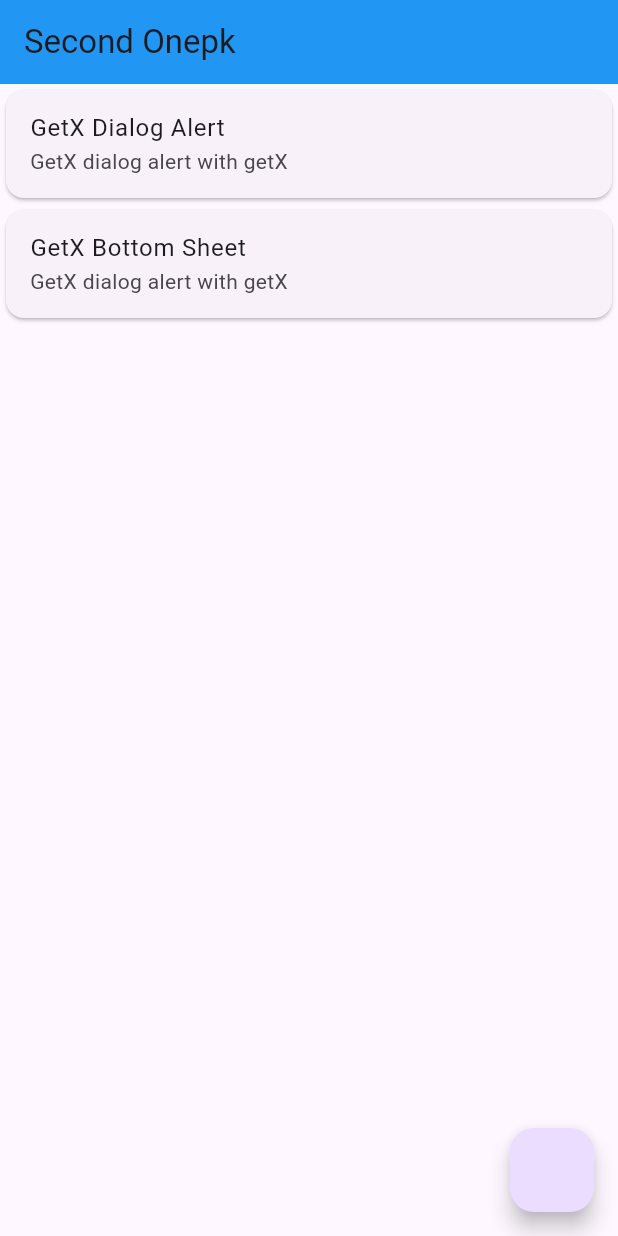
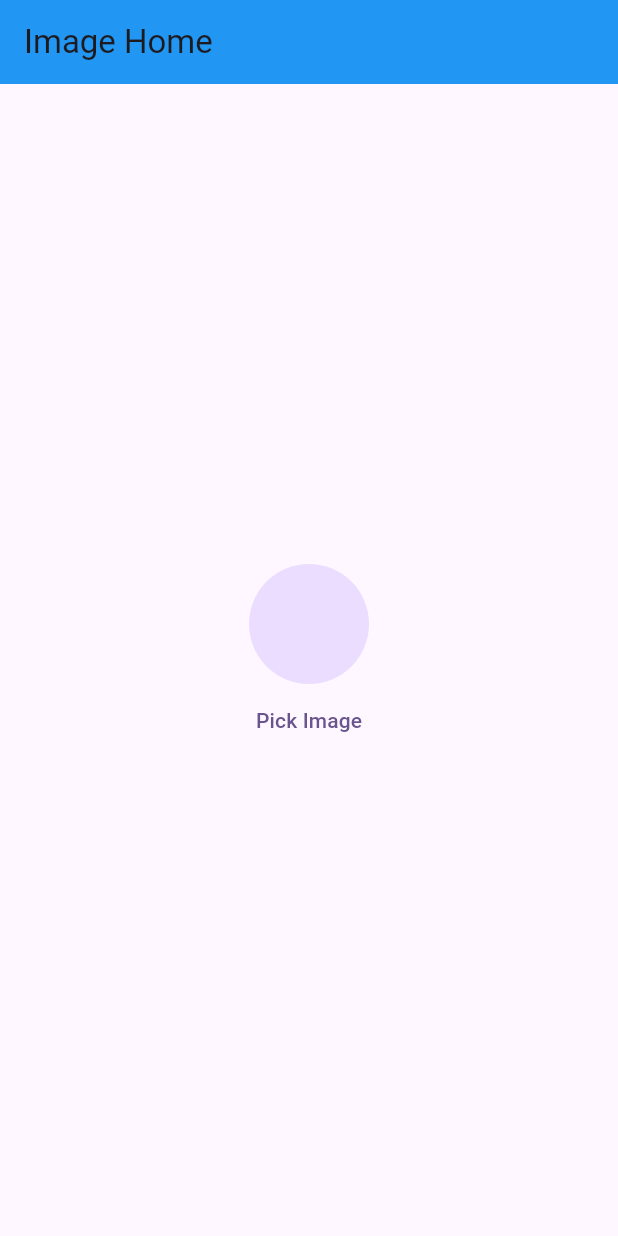
Before and after one commit to pallavipradhan5578/getx_features_aaplication, a Flutter app: the screen it shows after launch, on a phone screen of 412 x 824 dp. Run offline on Flutter 3.47's test engine with Material 3 defaults, Android fonts, the phone set to English and light mode, and no system bars; our stand-ins replace get, image_picker.

Commit message:
Imagepicker in getx.dart

```diff
--- a/lib/imagepicker/image_picker_controller.dart
+++ b/lib/imagepicker/image_picker_controller.dart
@@ -1,4 +1,14 @@
 import 'package:get/get.dart';
+import 'package:image_picker/image_picker.dart';
+
 class ImagePickerController extends GetxController{
+  RxString imagePath=''.obs;
+ Future getImage()async{
+  final ImagePicker _picker =  ImagePicker();
+  final image =  await _picker.pickImage(source: ImageSource.camera);
+  if(image!=null){
+    imagePath.value=image.path.toString();
+  }
 
 }
+}
--- /dev/null
+++ b/lib/imagepicker/imagehome.dart
@@ -0,0 +1,41 @@
+import 'dart:io';
+
+import 'package:flutter/material.dart';import 'package:get/get.dart';
+
+import 'package:statemanagementgetx/imagepicker/image_picker_controller.dart';
+class ImageHome extends StatefulWidget {
+  const ImageHome({super.key});
+
+  @override
+  State<ImageHome> createState() => _ImageHomeState();
+}
+
+class _ImageHomeState extends State<ImageHome> {
+
+  ImagePickerController controller =Get.put(ImagePickerController());
+  @override
+  @override
+  void initState() {
+    // TODO: implement initState
+    super.initState();
+  }
+  Widget build(BuildContext context) {
+    return Scaffold(
+      appBar: AppBar(backgroundColor: Colors.blue,
+        title: Text('Image Home'),
+      ),
+      body:Obx((){
+        return Column(mainAxisAlignment: MainAxisAlignment.center,crossAxisAlignment: CrossAxisAlignment.center,
+          children: [
+            Center(
+              child: CircleAvatar(radius: 40,backgroundImage: controller.imagePath.isNotEmpty?FileImage(File(controller.imagePath.toString())):null
+              ),
+            ),TextButton(onPressed: (){
+              controller.getImage();
+            }, child: Text("Pick Image")),
+          ],
+        );
+      }),
+    );
+  }
+}
--- a/lib/main.dart
+++ b/lib/main.dart
@@ -8,6 +8,8 @@ import 'package:statemanagementgetx/home_Screen.dart';
 import 'package:statemanagementgetx/languages.dart';
 import 'package:statemanagementgetx/light&dark_theme.dart';
 import 'package:statemanagementgetx/navigation.dart';
+
+import 'imagepicker/imagehome.dart';
 
 void main() {
   runApp(const MyApp());
@@ -30,7 +32,7 @@ class MyApp extends StatelessWidget {
         colorScheme: ColorScheme.fromSeed(seedColor: Colors.deepPurple),
         useMaterial3: true,
       ),
-      home:Second_One   (name: 'pk',),debugShowCheckedModeBanner: false,
+      home:ImageHome   (),debugShowCheckedModeBanner: false,
     );
   }
 }
```
Also changed, not shown: 1 other file.
